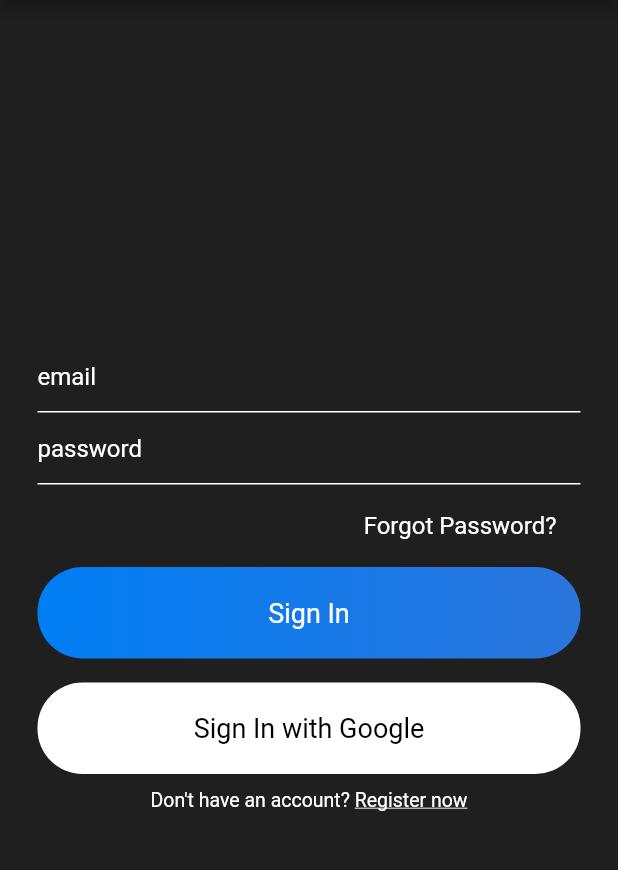
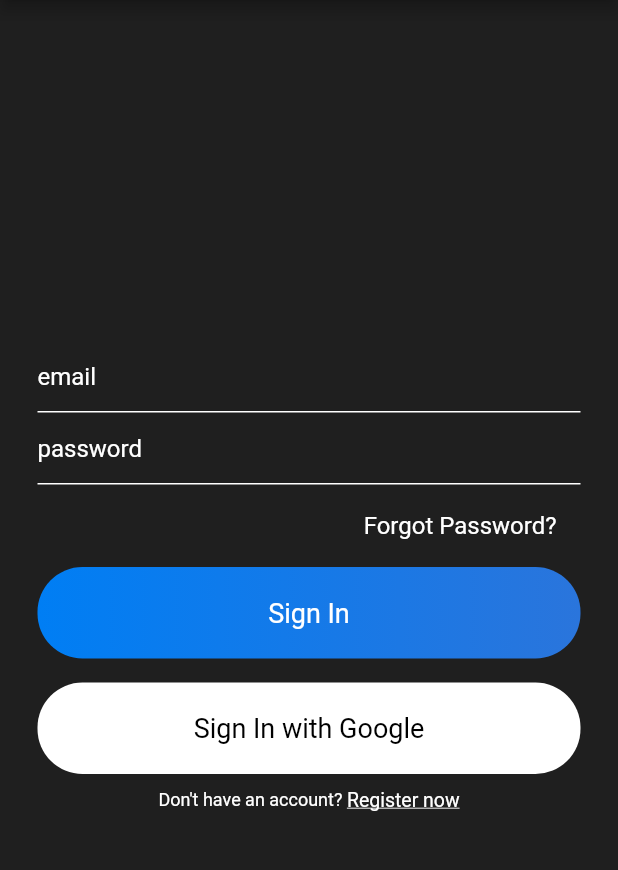
Before and after one commit to Brian-Mulei/flutter_chatapp, a Flutter app: the screen it shows after launch, on a phone screen of 412 x 824 dp, the part 84-954 px from its top. Run offline on Flutter 3.47's test engine with Material 2 defaults, Android fonts, the phone set to English and light mode, and no system bars.

Commit message:
Sign in page

```diff
--- a/lib/widgets/widget.dart
+++ b/lib/widgets/widget.dart
@@ -32,6 +32,6 @@ import 'package:flutter/material.dart';
 TextStyle smalltext() {
   return TextStyle(
       color: Colors.white,
-      fontSize: 13
+      fontSize: 12
   );
 }
```
